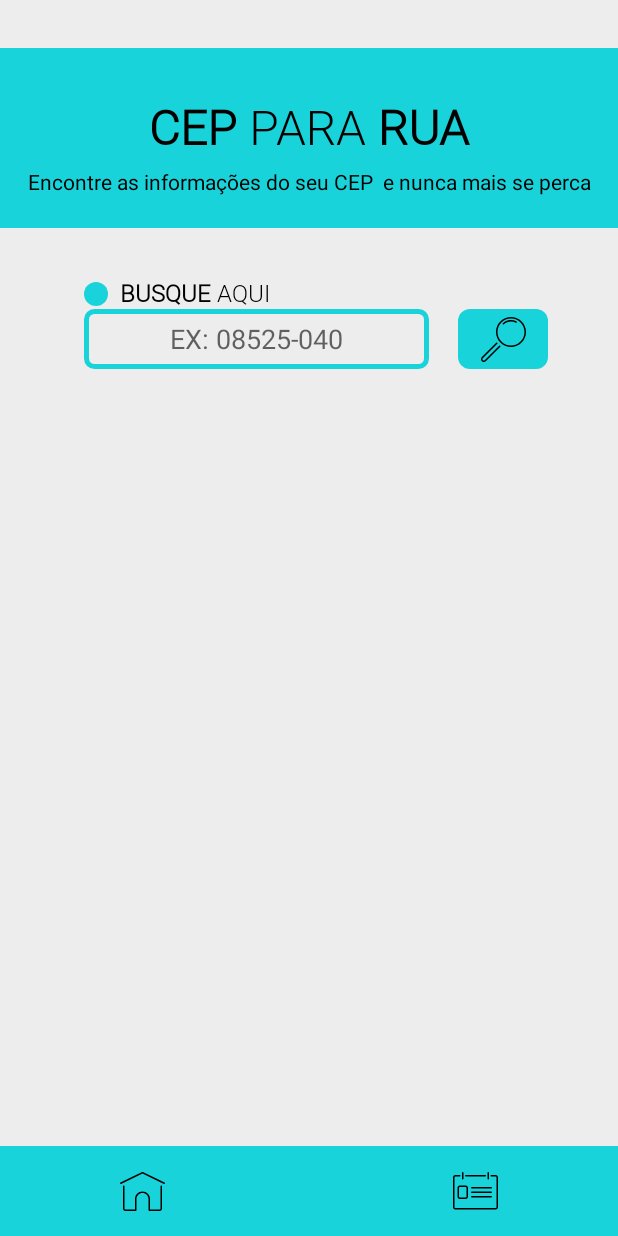
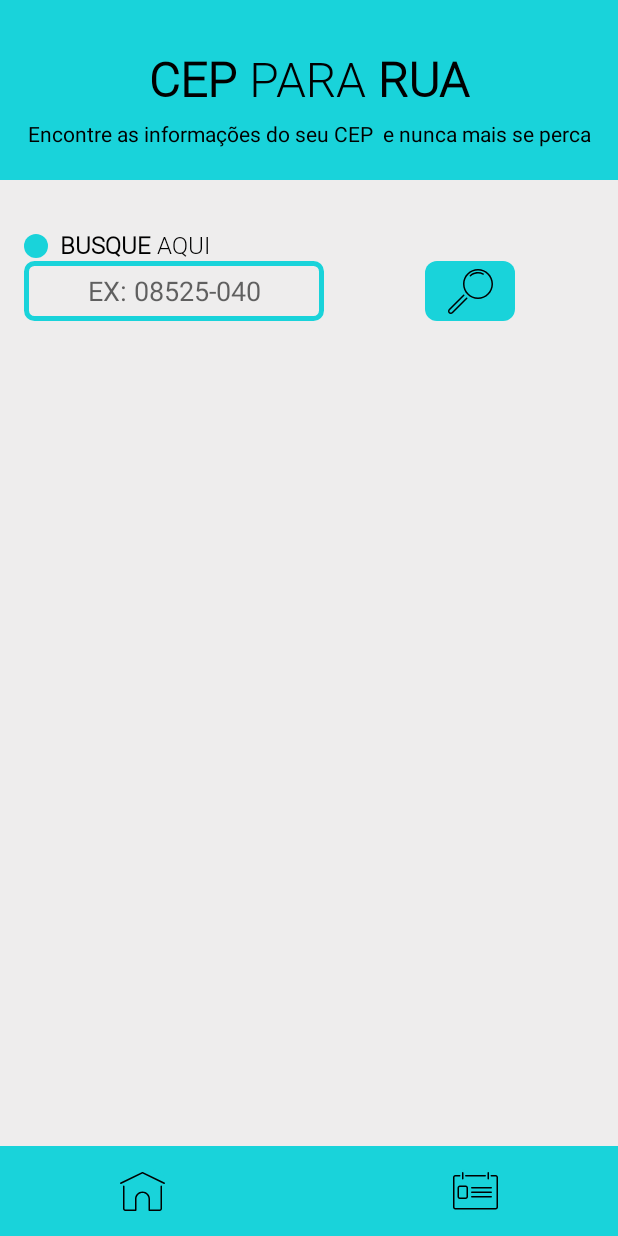
Before and after one commit to gui-ss/Busca-Cep, an Android app: the screen it shows after launch (MainActivity), on a phone screen of 412 x 824 dp. Run offline under Robolectric (Android 15) with nearby library versions, the phone set to English and light mode, and no system bars.

Commit message:
Design Updates

```diff
--- a/app/src/main/res/layout/fragment_historic.xml
+++ b/app/src/main/res/layout/fragment_historic.xml
@@ -21,7 +21,7 @@
         app:layout_constraintEnd_toEndOf="parent"
         app:layout_constraintStart_toStartOf="parent"
         app:layout_constraintTop_toTopOf="parent"
-        android:layout_marginTop="32dp"
+
         />
 
 
@@ -68,7 +68,7 @@
 
     <EditText
         android:id="@+id/search_input"
-        android:layout_width="300dp"
+        android:layout_width="220dp"
         android:layout_height="40dp"
         app:layout_constraintTop_toBottomOf="@id/view"
         android:background="@drawable/input_style"
@@ -93,7 +93,7 @@
         android:background="@drawable/style_btn"
         android:src="@drawable/ic_search"
         android:padding="6dp"
-        android:layout_marginLeft="24dp"
+        android:layout_marginLeft="30dp"
          />
 
     <TextView
--- a/app/src/main/res/layout/fragment_home.xml
+++ b/app/src/main/res/layout/fragment_home.xml
@@ -20,7 +20,6 @@
         app:layout_constraintEnd_toEndOf="parent"
         app:layout_constraintStart_toStartOf="parent"
         app:layout_constraintTop_toTopOf="parent"
-        android:layout_marginTop="32dp"
         />
 
     <TextView
@@ -57,12 +56,13 @@
         android:id="@+id/circle"
         android:layout_width="16dp"
         android:layout_height="16dp"
+        android:layout_marginTop="36dp"
+        android:layout_marginRight="16dp"
+        android:layout_marginLeft="16dp"
         android:background="@drawable/circle"
         app:layout_constraintEnd_toStartOf="@+id/title_search"
-        app:layout_constraintTop_toBottomOf="@+id/view"
-        android:layout_marginTop="36dp"
-        android:layout_marginRight="8dp"
-        android:layout_marginEnd="8dp" />
+        app:layout_constraintStart_toStartOf="@+id/frameLayout2"
+        app:layout_constraintTop_toBottomOf="@+id/view" />
 
     <TextView
         android:id="@+id/title_search"
@@ -70,23 +70,22 @@
         android:layout_height="wrap_content"
         android:text="@string/search_text_home"
         android:textColor="#000000"
-        app:layout_constraintStart_toStartOf="@id/view"
+        app:layout_constraintStart_toEndOf="@id/circle"
         app:layout_constraintTop_toBottomOf="@id/view"
         android:layout_marginTop="32dp"
         android:textSize="16sp"
-        android:layout_marginLeft="80dp"
-        android:layout_marginStart="80dp"
+        android:layout_marginLeft="8dp"
         android:fontFamily="@font/roboto_light"
         />
 
     <EditText
         android:inputType="text"
-        android:layout_width="230dp"
+        android:layout_width="200dp"
         android:layout_height="40dp"
         android:id="@+id/search_input"
         app:layout_constraintStart_toStartOf="@id/circle"
         app:layout_constraintTop_toBottomOf="@id/title_search"
-        android:hint="EX: 08525-040"
+        android:hint="@string/cep_example"
         android:textAlignment="center"
         android:background="@drawable/input_style"
         android:gravity="center_vertical"
@@ -99,11 +98,11 @@
         app:layout_constraintBottom_toBottomOf="@+id/search_input"
         app:layout_constraintEnd_toEndOf="parent"
         app:layout_constraintStart_toEndOf="@+id/search_input"
-        android:layout_marginRight="28dp"
+        android:layout_marginRight="38dp"
         android:background="@drawable/style_btn"
         android:src="@drawable/ic_search"
         android:padding="6dp"
-        android:layout_marginEnd="28dp" />
+        android:layout_marginEnd="2dp" />
 
 
 
--- a/app/src/main/res/layout/fragment_splash.xml
+++ b/app/src/main/res/layout/fragment_splash.xml
@@ -16,7 +16,7 @@
         android:layout_width="match_parent"
         android:layout_height="match_parent"
         android:background="#e8e8e8"
-        android:layout_marginTop="32dp" />
+         />
 
     <TextView
         android:id="@+id/text1"
--- a/app/src/main/res/values/strings.xml
+++ b/app/src/main/res/values/strings.xml
@@ -15,4 +15,5 @@
     <string name="search_text_home"><b>BUSQUE</b> AQUI</string>
     <string name="title_historic">HISTÓRICO</string>
     <string name="search_text">Busque aqui</string>
+    <string name="cep_example">EX: 08525-040</string>
 </resources>
```
